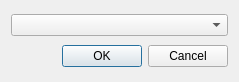
berndhahnebach/All_FreeCAD, file src/Mod/Path/Gui/DlgProcessorChooser.ui: the form before one commit.
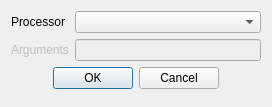
The form after the commit.

Commit message: Added arguments to dialog and script call.

What changed in the file:
```diff
--- a/src/Mod/Path/Gui/DlgProcessorChooser.ui
+++ b/src/Mod/Path/Gui/DlgProcessorChooser.ui
@@ -6,18 +6,42 @@
    <rect>
     <x>0</x>
     <y>0</y>
-    <width>239</width>
-    <height>82</height>
+    <width>272</width>
+    <height>107</height>
    </rect>
   </property>
   <property name="windowTitle">
    <string>Choose a processor</string>
   </property>
-  <layout class="QVBoxLayout" name="verticalLayout">
-   <item>
+  <layout class="QFormLayout" name="formLayout">
+   <item row="0" column="0">
+    <widget class="QLabel" name="label">
+     <property name="text">
+      <string>Processor</string>
+     </property>
+    </widget>
+   </item>
+   <item row="0" column="1">
     <widget class="QComboBox" name="comboBox"/>
    </item>
-   <item>
+   <item row="1" column="0">
+    <widget class="QLabel" name="argsLabel">
+     <property name="enabled">
+      <bool>false</bool>
+     </property>
+     <property name="text">
+      <string>Arguments</string>
+     </property>
+    </widget>
+   </item>
+   <item row="1" column="1">
+    <widget class="QLineEdit" name="argsLineEdit">
+     <property name="enabled">
+      <bool>false</bool>
+     </property>
+    </widget>
+   </item>
+   <item row="2" column="0" colspan="2">
     <widget class="QDialogButtonBox" name="buttonBox">
      <property name="orientation">
       <enum>Qt::Horizontal</enum>
@@ -25,6 +49,9 @@
      <property name="standardButtons">
       <set>QDialogButtonBox::Cancel|QDialogButtonBox::Ok</set>
      </property>
+     <property name="centerButtons">
+      <bool>true</bool>
+     </property>
     </widget>
    </item>
   </layout>
```
The commit also changes 3 other files.
